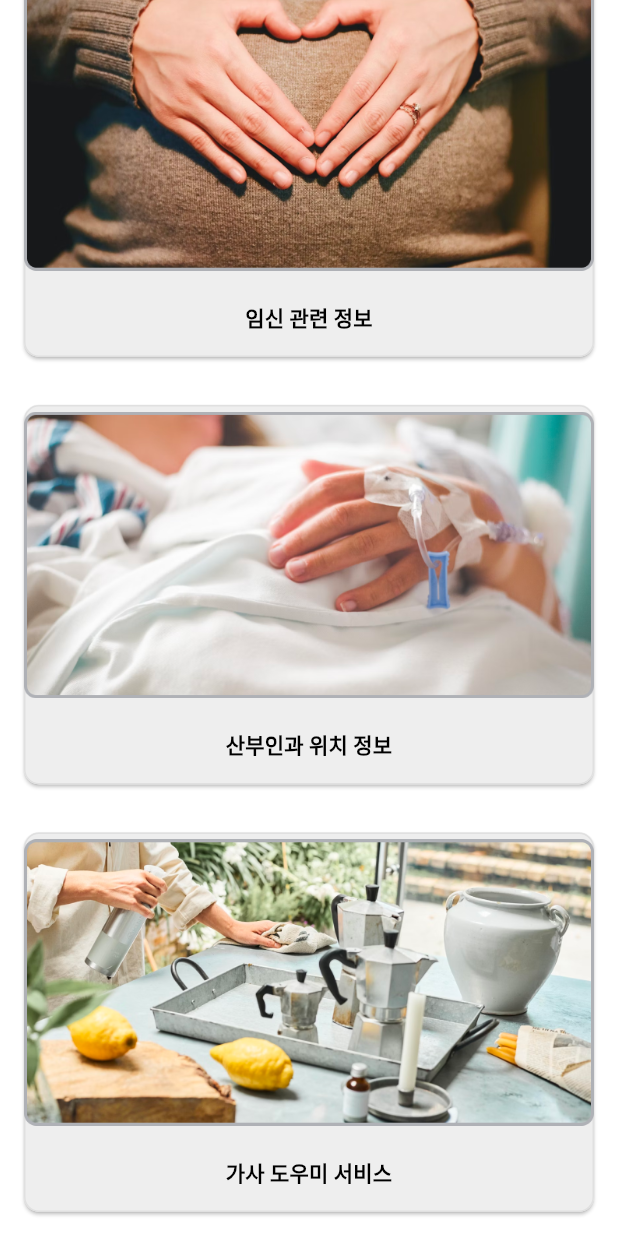
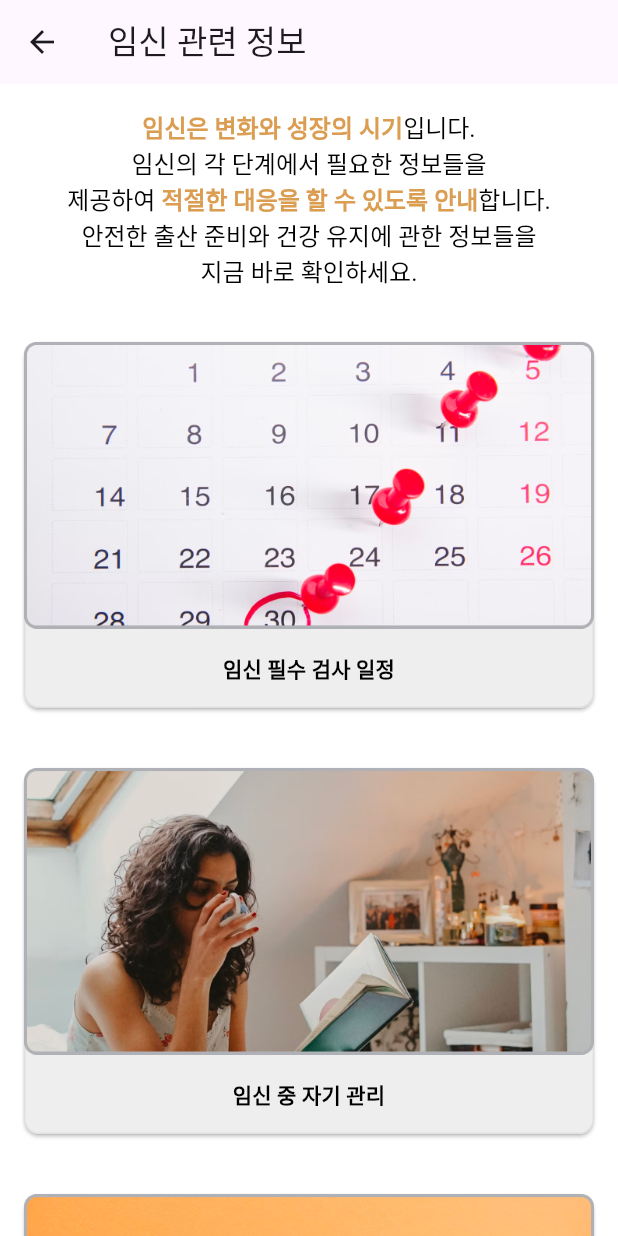
Before and after one commit to GDSC-KNU/3rd-sc-1team_VitaBelly-Android, a Flutter app: the MainScreen screen opened directly, scrolled down 151 dp, after a tap on "임신 관련 정보", on a phone screen of 412 x 824 dp. Run offline on Flutter 3.47's test engine with Material 3 defaults, Android fonts, the light colour scheme and no system bars.

Commit message:
feat: 임신 관련 정보 선택 화면 구현

```diff
--- a/lib/main.dart
+++ b/lib/main.dart
@@ -1,5 +1,6 @@
 import 'package:flutter/material.dart';
-import 'login_page.dart';
+import 'main_screen.dart';
+import 'pregnancy_info_screen.dart';
 
 void main() {
   runApp(VitaBellyApp());
@@ -7,13 +8,18 @@
 
 class VitaBellyApp extends StatelessWidget {
   @override
-Widget build(BuildContext context) {
+  Widget build(BuildContext context) {
     return MaterialApp(
       title: 'VitaBelly',
       theme: ThemeData(
         primarySwatch: Colors.blue,
+        visualDensity: VisualDensity.adaptivePlatformDensity,
       ),
-      home: LoginPage(),
+      // Register the routes
+      routes: {
+        '/': (context) => MainScreen(),
+        '/pregnancyInfo': (context) => PregnancyInfoScreen(),
+      },
     );
   }
 }
--- a/lib/main_screen.dart
+++ b/lib/main_screen.dart
@@ -1,4 +1,5 @@
 import 'package:flutter/material.dart';
+import 'pregnancy_info_screen.dart';
 
 void main() {
   runApp(MyApp());
@@ -72,7 +73,7 @@ class MainScreen extends StatelessWidget {
                 text: '임신 관련 정보',
                 imagePath: 'assets/vitabelly_main_button1.png',
                 onPressed: () {
-                  // TODO: Navigate to the pregnancy information screen
+                  Navigator.pushNamed(context, '/pregnancyInfo');
                 },
                 icon: Icons.pregnant_woman,
               ),
--- /dev/null
+++ b/lib/pregnancy_info_screen.dart
@@ -0,0 +1,157 @@
+import 'package:flutter/material.dart';
+
+void main() {
+  runApp(MyApp());
+}
+
+class MyApp extends StatelessWidget {
+  @override
+  Widget build(BuildContext context) {
+    return MaterialApp(
+      title: 'VitaBelly',
+      theme: ThemeData(
+        primarySwatch: Colors.blue,
+        visualDensity: VisualDensity.adaptivePlatformDensity,
+      ),
+      home: PregnancyInfoScreen(),
+    );
+  }
+}
+
+class PregnancyInfoScreen extends StatelessWidget {
+  @override
+  Widget build(BuildContext context) {
+    final Color highlightedTextColor = Color(0xFFDA9D51);
+
+    return Scaffold(
+      backgroundColor: Colors.white,
+      appBar: AppBar(
+        title: Text('임신 관련 정보'),
+        leading: IconButton(
+          icon: Icon(Icons.arrow_back),
+          onPressed: () {
+            Navigator.pop(context);
+          },
+        ),
+      ),
+      body: SafeArea(
+        child: SingleChildScrollView(
+          child: Column(
+            crossAxisAlignment: CrossAxisAlignment.stretch,
+            children: [
+              Padding(
+                padding: const EdgeInsets.all(16.0),
+                child: RichText(
+                  textAlign: TextAlign.center,
+                  text: TextSpan(
+                    style: TextStyle(
+                      fontSize: 16.0,
+                      color: Colors.black,
+                    ),
+                    children: [
+                      TextSpan(
+                        text: '임신은 변화와 성장의 시기',
+                        style: TextStyle(
+                          color: highlightedTextColor,
+                          fontWeight: FontWeight.bold,
+                        ),
+                      ),
+                      TextSpan(
+                        text: '입니다.\n임신의 각 단계에서 필요한 정보들을\n제공하여 ',
+                      ),
+                      TextSpan(
+                        text: '적절한 대응을 할 수 있도록 안내',
+                        style: TextStyle(
+                          color: highlightedTextColor,
+                          fontWeight: FontWeight.bold,
+                        ),
+                      ),
+                      TextSpan(
+                        text: '합니다.\n안전한 출산 준비와 건강 유지에 관한 정보들을\n지금 바로 확인하세요.',
+                      ),
+                    ],
+                  ),
+                ),
+              ),
+              MainScreenButton(
+                text: '임신 필수 검사 일정',
+                onPressed: () {
+                  // TODO: Navigate to the essential pregnancy test schedule page
+                },
+                imagePath: 'assets/vitabelly_pregnant_button1.png',
+              ),
+              MainScreenButton(
+                text: '임신 중 자기 관리',
+                onPressed: () {
+                  // TODO: Navigate to the pregnancy self-care page
+                },
+                imagePath: 'assets/vitabelly_pregnant_button2.png',
+              ),
+              MainScreenButton(
+                text: '임신 중 금기 의약품',
+                onPressed: () {
+                  // TODO: Navigate to the contraindicated medications during pregnancy page
+                },
+                imagePath: 'assets/vitabelly_pregnant_button3.png',
+              ),
+            ],
+          ),
+        ),
+      ),
+    );
+  }
+}
+
+class MainScreenButton extends StatelessWidget {
+  final String text;
+  final VoidCallback onPressed;
+  final String imagePath;
+
+  const MainScreenButton({
+    Key? key,
+    required this.text,
+    required this.onPressed,
+    required this.imagePath,
+  }) : super(key: key);
+
+  @override
+  Widget build(BuildContext context) {
+    return Padding(
+      padding: const EdgeInsets.symmetric(horizontal: 16.0, vertical: 20.0),
+      child: ElevatedButton(
+        style: ElevatedButton.styleFrom(
+          backgroundColor: Colors.grey[200], // Button color
+          foregroundColor: Colors.black, // Text color
+          padding: EdgeInsets.zero,
+          shape: RoundedRectangleBorder(
+            borderRadius: BorderRadius.circular(10.0),
+          ),
+          side: BorderSide(color: Colors.grey.shade300),
+        ),
+        onPressed: onPressed,
+        child: Column(
+          mainAxisSize: MainAxisSize.min,
+          children: [
+            Image.asset(
+              imagePath,
+              width: double
+                  .infinity, // Makes the image take up the full width of the button
+              fit: BoxFit.fitWidth, // Ensures the image scales correctly
+            ),
+            Padding(
+              padding: const EdgeInsets.all(16.0),
+              child: Text(
+                text,
+                textAlign: TextAlign.center,
+                style: const TextStyle(
+                  color: Colors.black,
+                  fontWeight: FontWeight.bold,
+                ),
+              ),
+            ),
+          ],
+        ),
+      ),
+    );
+  }
+}
--- a/pubspec.yaml
+++ b/pubspec.yaml
@@ -57,6 +57,9 @@ flutter:
     - assets/vitabelly_main_button1.png
     - assets/vitabelly_main_button2.png
     - assets/vitabelly_main_button3.png
+    - assets/vitabelly_pregnant_button1.png
+    - assets/vitabelly_pregnant_button2.png
+    - assets/vitabelly_pregnant_button3.png
   # The following line ensures that the Material Icons font is
   # included with your application, so that you can use the icons in
   # the material Icons class.
```
Also changed, not shown: assets/vitabelly_pregnant_button1.png (added), assets/vitabelly_pregnant_button2.png (added), assets/vitabelly_pregnant_button3.png (added).
